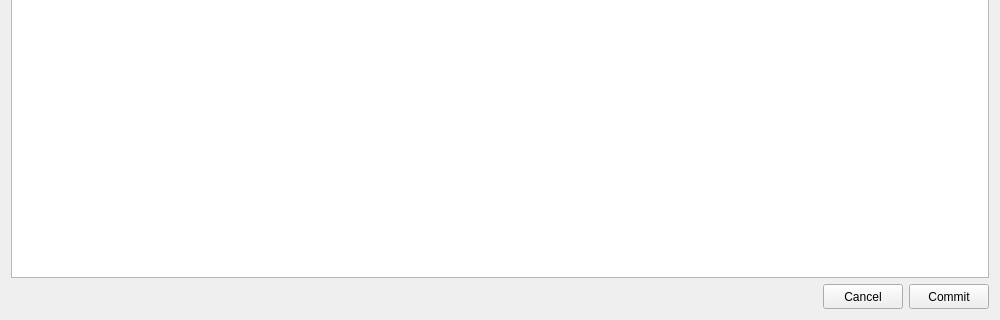
The window that ui/EditTree.ui (kathrynmetcalf/GeoCORK) describes before a commit, drawn with Qt 5; both pictures show x 0 to 1000 and y 280 to 600 of the 1000 by 600 pixel window.
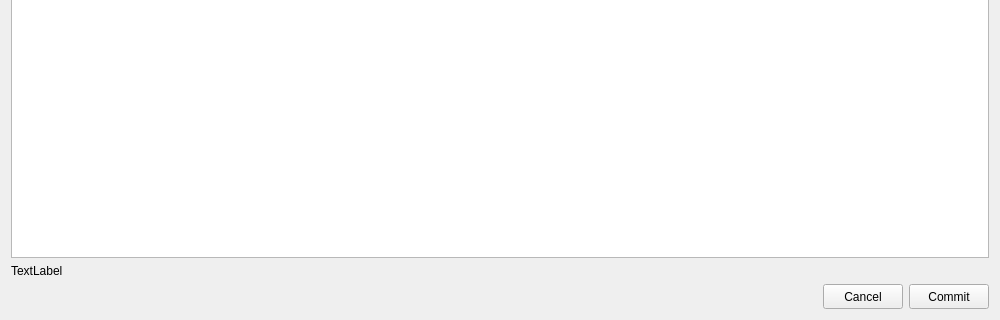
The same window after the commit.

What changed in the file:
```diff
--- a/ui/EditTree.ui
+++ b/ui/EditTree.ui
@@ -97,6 +97,13 @@
        </property>
       </widget>
      </item>
+     <item>
+      <widget class="QLabel" name="page_info_label">
+       <property name="text">
+        <string>TextLabel</string>
+       </property>
+      </widget>
+     </item>
      <item>
       <layout class="QHBoxLayout" name="horizontalLayout">
        <item>
```
